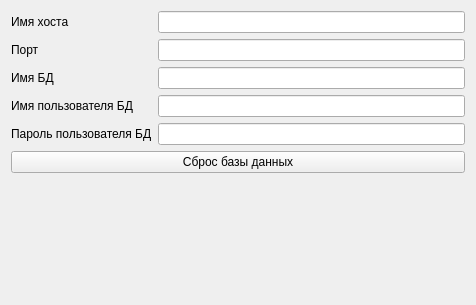
This is src/loader/databasesettingspage.ui in megakoko/m-system as Qt 5 draws it before an edit. The edited form follows.
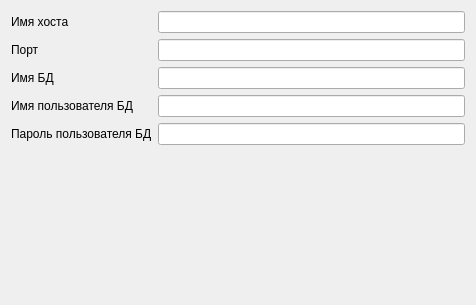
This is the edited form.

Commit message: Изменил процесс сброса базы данных.

Diff of the .ui file:
```diff
--- a/src/loader/databasesettingspage.ui
+++ b/src/loader/databasesettingspage.ui
@@ -73,13 +73,6 @@
        </property>
       </widget>
      </item>
-     <item row="5" column="0" colspan="2">
-      <widget class="QPushButton" name="m_resetDatabase">
-       <property name="text">
-        <string>Сброс базы данных</string>
-       </property>
-      </widget>
-     </item>
     </layout>
    </item>
   </layout>
```
The commit also changes 4 other files.
